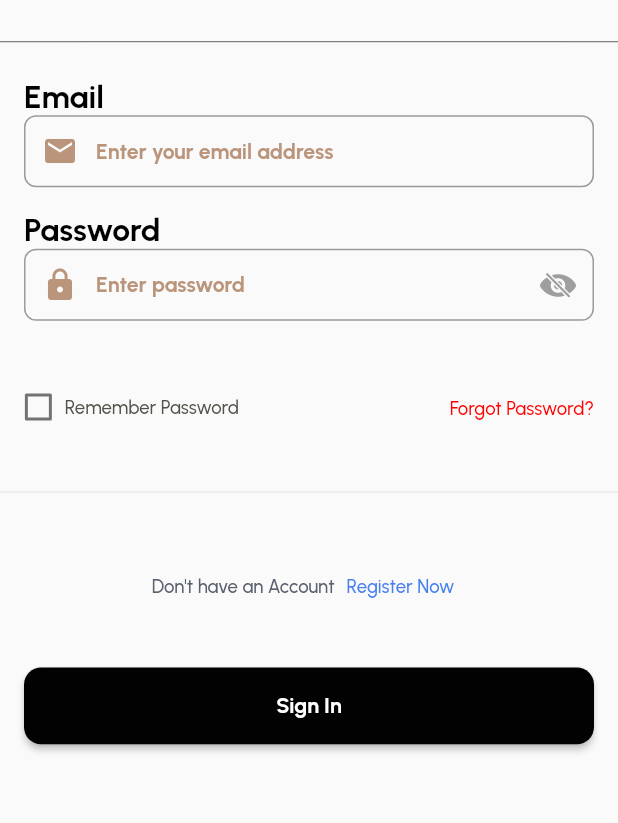
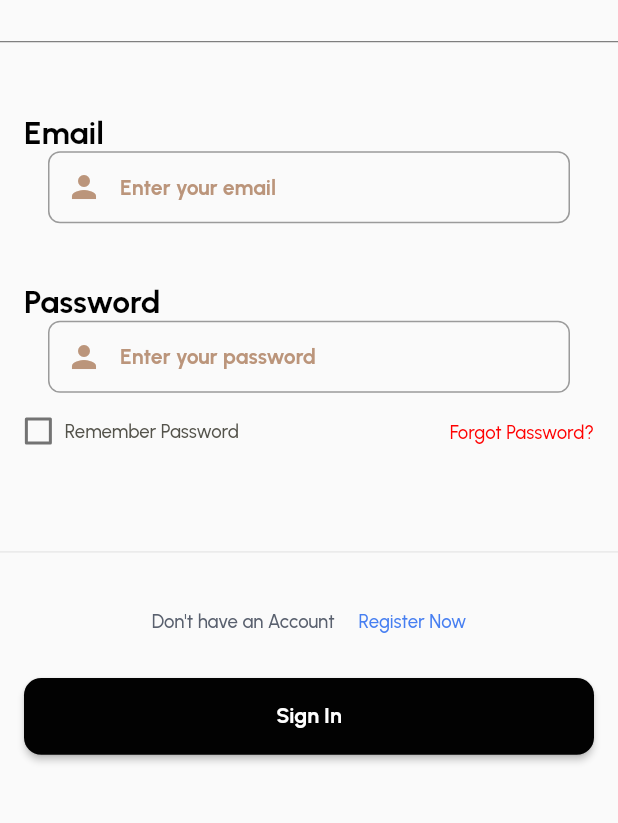
Before and after one commit to Toffee23/HairProject, a Flutter app: the SigninPasswordScreen screen opened directly, on a phone screen of 412 x 824 dp, the part 191-1014 px from its top. Run offline on Flutter 3.47's test engine with Material 2 defaults, Android fonts, the phone set to English and light mode, and no system bars; our stand-ins replace cached_network_image, connectivity_plus, dio, flutter_otp_text_field, flutter_riverpod, flutter_svg and 6 more; accounts and stored records are empty.

Commit message:
i updated the sign in button

```diff
--- a/lib/presentations/auth/sign_in/signin_password_screen.dart
+++ b/lib/presentations/auth/sign_in/signin_password_screen.dart
@@ -1,78 +1,56 @@
-import 'package:flutter/cupertino.dart';
+import 'dart:convert';
+
 import 'package:flutter/material.dart';
 import 'package:hairsol/core/app_export.dart';
-import 'package:hairsol/data/apiClient/api_client.dart';
-import 'package:hairsol/presentations/auth/choose_registration/choose_registration.dart';
-import 'package:hairsol/presentations/auth/sign_up/sign_up.dart';
 import 'package:hairsol/reusables/text_field.dart';
 import 'package:hairsol/widgets/app_bar/appbar_image.dart';
 import 'package:hairsol/widgets/app_bar/appbar_image_1.dart';
 import 'package:hairsol/widgets/app_bar/custom_app_bar.dart';
 import 'package:hairsol/widgets/custom_checkbox_button.dart';
 import 'package:hairsol/widgets/custom_elevated_button.dart';
-import 'package:hooks_riverpod/hooks_riverpod.dart';
+import 'package:http/http.dart' as http;
 
-import '../../../data/models/login/login_model.dart';
 import '../../dialogs/signin_dialog.dart';
 import '../forgot_password/forgot_password.dart';
 
-final obscureTextProvider = StateProvider<bool>((ref) => true);
-
-class SigninPasswordScreen extends ConsumerStatefulWidget {
+class SigninPasswordScreen extends StatelessWidget {
   SigninPasswordScreen({Key? key}) : super(key: key);
 
-  @override
-  ConsumerState<SigninPasswordScreen> createState() => _SigninPasswordScreenState();
-}
-
-class _SigninPasswordScreenState extends ConsumerState<SigninPasswordScreen> {
   GlobalKey<FormState> _formKey = GlobalKey<FormState>();
-
   TextEditingController emailController = new TextEditingController();
   TextEditingController passwordController = new TextEditingController();
 
-  @override
-  void dispose() {
-    emailController.dispose();
-    passwordController.dispose();
-    super.dispose();
-  }
+  Future<void> signUp(BuildContext context) async {
+    final String email = emailController.text;
+    final String password = passwordController.text;
 
-  Future<void> signIn() async {
-    final String email = emailController.text.trim();
-    final String password = passwordController.text.trim();
+    // Validate input (optional)
 
-    if (email.isEmpty) {
-      // Email field is empty
-      print('Email field can\'t be empty');
-    }
-    else if (!email.isEmail) {
-      // Email is not a valid one.
-      print('Invalid email.');
-    } else if (password.isEmpty) {
-      // Email is not a valid one.
-      print('Password field is empty');
-    }
-    else {
+    // Send sign-up request
+    final response = await http.post(
+      Uri.parse('https://your-api-endpoint.com/signup'),
+      headers: {'Content-Type': 'application/json'},
+      body: {
+        'email': email,
+        'password': password,
+      },
+    );
 
-      final response = await ApiClient().login(email, password);
+    if (response.statusCode == 200) {
+      // Registration successful, handle the response
+      final Map<String, dynamic> responseData = json.decode(response.body);
+      print('Registration successful: $responseData');
+      // You can handle the success response here, e.g., navigate to the next screen.
 
-      switch (response.runtimeType) {
-        case (LoginModel) :
-          // Successful attempt
-          confirmTransfer();
-          break;
-        default:
-          // Unsuccessful attempt
-          final status = response['status'];
-          final errMsg = response['message'];
-          print('$status, $errMsg');
-      }
+      // Navigate to VerificationScreen
+    } else {
+      // Registration failed, handle the error
+      print('Registration failed with status: ${response.statusCode}');
+      // You can handle the error here, e.g., show an error message to the user.
     }
   }
 
-  confirmTransfer() async {
-
+  confirmTransfer(BuildContext context) async {
     showDialog(
         context: context,
         builder: (BuildContext context) {
@@ -142,42 +120,62 @@ class _SigninPasswordScreenState extends ConsumerState<SigninPasswordScreen> {
                           ])),
                   SizedBox(height: 16),
                   Divider(color: Colors.grey.shade700),
-                  SizedBox(height: 16),
+                  Padding(
+                    padding: EdgeInsets.symmetric(horizontal: 16, vertical: 40),
+                    child: Column(
+                      crossAxisAlignment: CrossAxisAlignment.start,
+                      mainAxisAlignment: MainAxisAlignment.spaceAround,
+                      children: [
+                        Text("Email".tr,
+                            style: CustomTextStyles.headlineSmallPrimary),
                         CustomTextField(
-                    label: 'Email',
                           controller: emailController,
-                    validator: (text){},
-                    onChanged: (String value){},
-                    hintText: 'Enter your email address',
-                    prefixIcon: Icons.mail ,
+                          validator: (text) {
+                            if (text!.isEmpty) {
+                              return 'Email is required';
+                            }
+
+                            return null; // Return null if validation passes
+                          },
+                          onChanged: (dynamic value) {
+                            bool isValidForm;
+                            // functions which are called by values changes in the Form
+                            if (_formKey.currentState!.validate()) {
+                              isValidForm = true;
+                            } else {
+                              isValidForm = false;
+                            }
+                          },
+                          hintText: 'Enter your email',
+                          prefixIcon: Icons.person,
                         ),
+                        SizedBox(
+                          height: 24,
+                        ),
+                        Text("Password",
+                            style: CustomTextStyles.headlineSmallPrimary),
                         CustomTextField(
-                    label: 'Password',
                           controller: passwordController,
-                    validator: (text){
-                      return null;
+                          validator: (text) {
+                            if (text!.isEmpty) {
+                              return 'Password is required';
+                            }
+
+                            return null; // Return null if validation passes
                           },
-                    onChanged: (String value){},
-                    hintText: 'Enter password',
-                    prefixIcon: Icons.lock,
-                    suffixIcon: IconButton(
-                      onPressed: () => ref.read(obscureTextProvider.notifier).update((state) => !state),
-                      icon: ref.watch(obscureTextProvider) ?
-                      Icon(
-                        CupertinoIcons.eye_slash_fill,
-                        color: Colors.grey,
-                      ) :
-                      Icon(
-                        CupertinoIcons.eye_fill,
-                        color: Color(0xFFBB957B),
-                      )
+                          onChanged: (dynamic value) {
+                            bool isValidForm;
+                            // functions which are called by values changes in the Form
+                            if (_formKey.currentState!.validate()) {
+                              isValidForm = true;
+                            } else {
+                              isValidForm = false;
+                            }
+                          },
+                          hintText: 'Enter your password',
+                          prefixIcon: Icons.person,
                         ),
-                    obscureText: ref.watch(obscureTextProvider),
-                  ),
-                  SizedBox(height: 16,),
-                  Padding(
-                    padding: const EdgeInsets.all(16.0),
-                    child: Row(
+                        Row(
                             mainAxisAlignment: MainAxisAlignment.spaceBetween,
                             children: [
                               CustomCheckboxButton(
@@ -185,8 +183,7 @@ class _SigninPasswordScreenState extends ConsumerState<SigninPasswordScreen> {
                                   padding: EdgeInsets.symmetric(vertical: 1.v),
                                   textStyle: CustomTextStyles
                                       .titleSmallUrbanistGray80003,
-                            onChange: (value) {
-                            }),
+                                  onChange: (value) {}),
                               GestureDetector(
                                   onTap: () {
                                     onTapTxtForgotpassword(context);
@@ -196,7 +193,8 @@ class _SigninPasswordScreenState extends ConsumerState<SigninPasswordScreen> {
                                       child: Text("Forgot Password?",
                                           style: CustomTextStyles
                                               .titleSmallUrbanistRedA700)))
-                      ]
+                            ]),
+                      ],
                     ),
                   ),
                   SizedBox(height: 23),
@@ -204,29 +202,18 @@ class _SigninPasswordScreenState extends ConsumerState<SigninPasswordScreen> {
                   SizedBox(height: 31),
                   Row(mainAxisAlignment: MainAxisAlignment.center, children: [
                     Text("Don\'t have an Account",
-                        style: CustomTextStyles
-                            .titleSmallUrbanistGray70002Medium),
-
-                    TextButton(
-                      onPressed: () {
-                        Navigator.push(
-                          context,
-                          MaterialPageRoute(
-                            builder: (context) => ChooseRegistrationScreen(),
-                          ),
-                        );
-                      },
-                      child: Text("Register Now",
                         style:
-                              CustomTextStyles.titleSmallUrbanistBlueA20001),
-                    )
+                            CustomTextStyles.titleSmallUrbanistGray70002Medium),
+                    SizedBox(width: 16),
+                    Text("Register Now",
+                        style: CustomTextStyles.titleSmallUrbanistBlueA20001)
                   ]),
                   CustomElevatedButton(
                     text: "Sign In",
                     margin: EdgeInsets.fromLTRB(16.0, 30, 16.0, 0.0),
                     buttonStyle: CustomButtonStyles.fillBlackTL12,
                     onTap: () {
-                      signIn();
+                      confirmTransfer(context);
                     },
                   )
                 ],
@@ -239,10 +226,10 @@ class _SigninPasswordScreenState extends ConsumerState<SigninPasswordScreen> {
   }
 
   onTapArrowleftone(BuildContext context) {
-Navigator.pop(context);  }
+    Navigator.pop(context);
+  }
 
   onTapLogoone() {}
-
   onTapTxtForgotpassword(BuildContext context) {
     Navigator.push(
       context,
@@ -250,6 +237,5 @@ Navigator.pop(context);  }
         builder: (context) => ForgotPasswordScreen(),
       ),
     );
-
   }
 }
```
Lines whose indentation alone changed are shown as unchanged.
